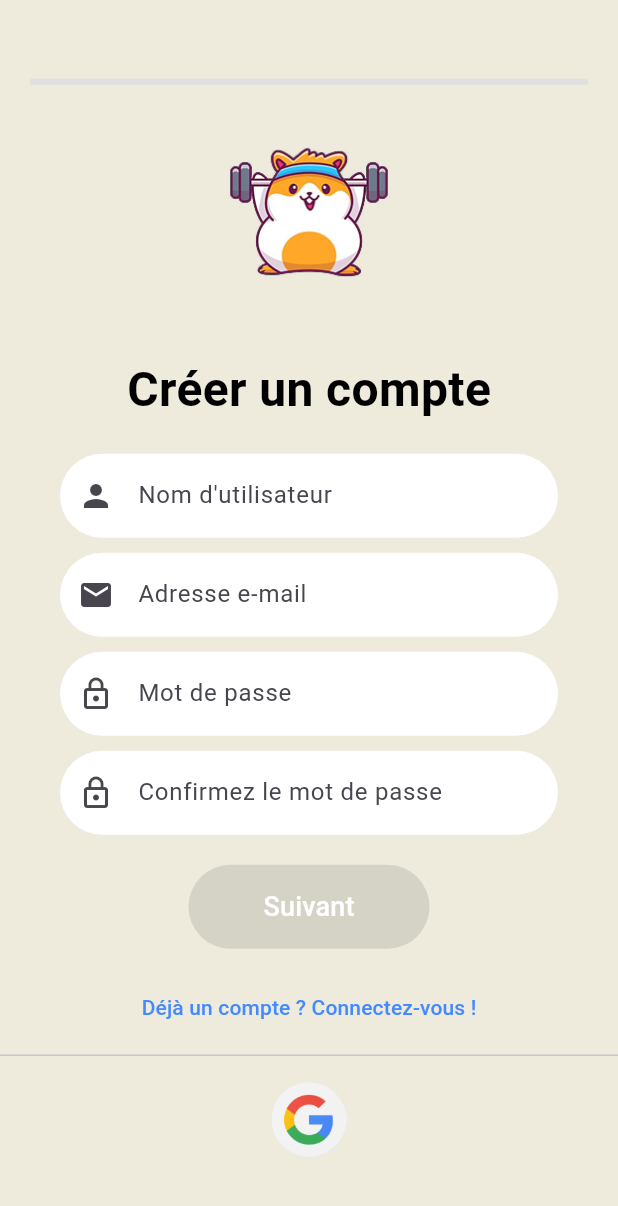
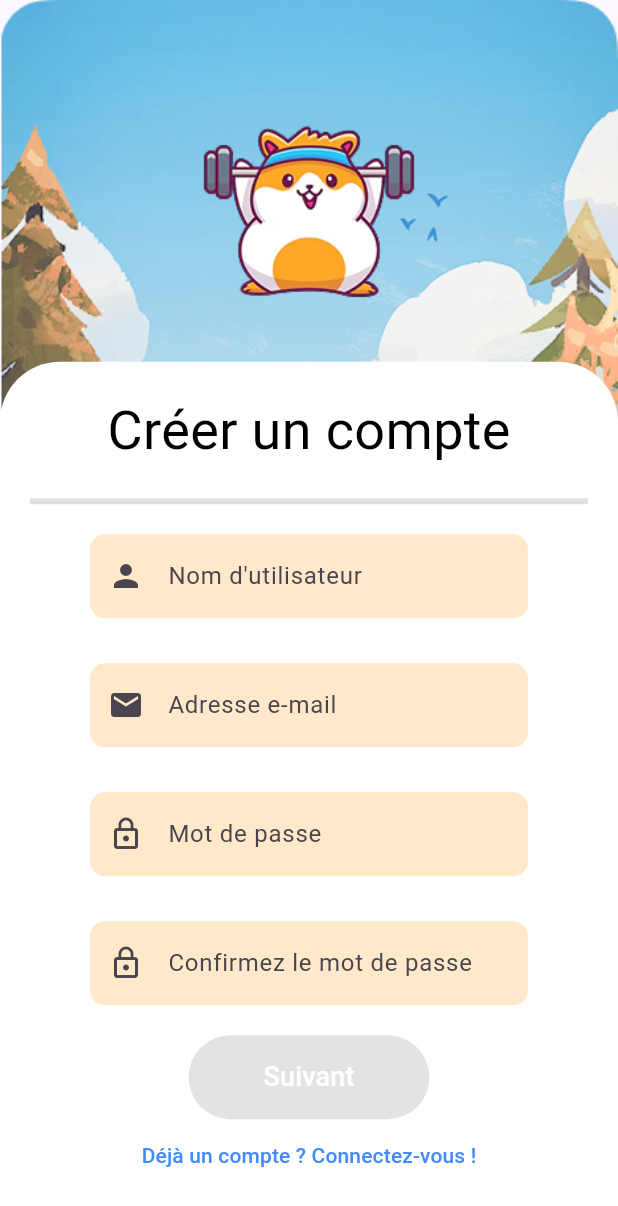
Before and after one commit to Playfit-app/Playfit, a Flutter app: the CreateAccountPage screen opened by its route, on a phone screen of 412 x 824 dp. Shown: the top 1206 px of the screen. Run offline on Flutter 3.47's test engine with Material 3 defaults, Android fonts, the phone set to English and light mode, and no system bars; our stand-ins replace camera, flutter_dotenv, flutter_secure_storage, google_fonts, google_sign_in; missing offline and left inert: flame, google_ml_kit, google_mlkit_pose_detection; accounts and stored records are empty; Roboto replaces fonts that are missing (Amaranth).

Commit message:
style: register page changed based on new mockup

```diff
--- a/playfit-mobile/playfit/lib/authentification/login_page.dart
+++ b/playfit-mobile/playfit/lib/authentification/login_page.dart
@@ -94,7 +94,7 @@ class _LoginPageState extends State<LoginPage> {
                 Container(
                   // White background
                   width: MediaQuery.of(context).size.width,
-                  // height: MediaQuery.of(context).size.height * 0.6,
+                  height: MediaQuery.of(context).size.height,
                   decoration: const BoxDecoration(
                     color: Colors.white,
                     borderRadius: BorderRadius.only(
--- a/playfit-mobile/playfit/lib/authentification/registration_page.dart
+++ b/playfit-mobile/playfit/lib/authentification/registration_page.dart
@@ -4,7 +4,7 @@ import 'package:playfit/authentification/registration_step1.dart';
 import 'package:playfit/authentification/registration_step2.dart';
 import 'package:playfit/home_page.dart';
 import 'package:playfit/authentification/login_page.dart';
-import 'package:playfit/styles/styles.dart';
+import 'package:google_fonts/google_fonts.dart';
 
 class CreateAccountPage extends StatefulWidget {
   const CreateAccountPage({super.key});
@@ -15,21 +15,18 @@ class CreateAccountPage extends StatefulWidget {
 
 class CreateAccountPageState extends State<CreateAccountPage> {
   final GlobalKey<FormState> _step1FormKey = GlobalKey<FormState>();
+  final GlobalKey<FormState> _step2FormKey = GlobalKey<FormState>();
   final TextEditingController _usernameController = TextEditingController();
   final TextEditingController _emailController = TextEditingController();
   final TextEditingController _passwordController = TextEditingController();
   final TextEditingController _confirmPasswordController =
       TextEditingController();
-  final GlobalKey<FormState> _step2FormKey = GlobalKey<FormState>();
   final TextEditingController _birthDateController = TextEditingController();
   final TextEditingController _heightController = TextEditingController();
   final TextEditingController _weightController = TextEditingController();
   bool isConsentGiven = false;
   bool isMarketingConsentGiven = false;
-  // final TextEditingController _objectiveController = TextEditingController();
   final AuthService authService = AuthService();
-  bool _isGoogleSignInLoading = false;
-
   int _currentStep = 0;
   bool _isStep1Valid = false;
   bool _isStep2Valid = false;
@@ -40,6 +37,22 @@ class CreateAccountPageState extends State<CreateAccountPage> {
         _isStep1Valid = _step1FormKey.currentState!.validate();
       } else {
         _isStep2Valid = _step2FormKey.currentState!.validate();
+      }
+    });
+  }
+
+  void _nextStep() {
+    setState(() {
+      if (_currentStep < 1) {
+        _currentStep++;
+      }
+    });
+  }
+
+  void _previousStep() {
+    setState(() {
+      if (_currentStep > 0) {
+        _currentStep--;
       }
     });
   }
@@ -55,7 +68,6 @@ class CreateAccountPageState extends State<CreateAccountPage> {
       double.parse(_weightController.text),
       isConsentGiven,
       isMarketingConsentGiven,
-      // _objectiveController.text,
     );
     if (!mounted) return;
     if (result["status"] == 'success') {
@@ -73,56 +85,52 @@ class CreateAccountPageState extends State<CreateAccountPage> {
     }
   }
 
-  void _nextStep() {
-    setState(() {
-      if (_currentStep < 1) {
-        _currentStep++;
-      } else {
-        // Handle registration completion here
-      }
-    });
-  }
-
-  void _previousStep() {
-    setState(() {
-      if (_currentStep > 0) {
-        _currentStep--;
-      }
-    });
-  }
-
   @override
   Widget build(BuildContext context) {
     return Scaffold(
-      backgroundColor: AppStyles.backgroundColor,
-      body: Center(
-        child: SingleChildScrollView(
+      resizeToAvoidBottomInset: true, // Add this line
+      body: SingleChildScrollView(
+        child: Stack(
+          children: [
+            Image.asset(
+              "assets/images/background_kickoff.png",
+              width: MediaQuery.of(context).size.width,
+              fit: BoxFit.cover,
+            ),
+            Column(
+              children: [
+                SizedBox(height: MediaQuery.of(context).size.height * 0.05),
+                Image.asset(
+                  "assets/images/mascot.png",
+                  height: 200,
+                ),
+                Container(
+                  width: MediaQuery.of(context).size.width,
+                  height: MediaQuery.of(context).size.height,
+                  decoration: const BoxDecoration(
+                    color: Colors.white,
+                    borderRadius: BorderRadius.only(
+                      topLeft: Radius.circular(40),
+                      topRight: Radius.circular(40),
+                    ),
+                  ),
+                  child: Padding(
+                    padding: const EdgeInsets.all(20.0),
                     child: Column(
-            mainAxisAlignment: MainAxisAlignment.center,
                       children: [
-              Padding(
-                padding: const EdgeInsets.symmetric(
-                    horizontal: 20.0, vertical: 10.0),
-                child: LinearProgressIndicator(
+                        Text(
+                          'Créer un compte',
+                          style: GoogleFonts.amaranth(
+                            fontSize: 36,
+                            color: Colors.black,
+                            fontWeight: FontWeight.normal,
+                          ),
+                        ),
+                        const SizedBox(height: 20),
+                        LinearProgressIndicator(
                           value: (_currentStep) / 2,
                           backgroundColor: Colors.grey[300],
                           color: const Color(0xFF8B0000),
-                ),
-              ),
-              Padding(
-                padding: const EdgeInsets.only(bottom: 20.0),
-                child: Image.asset(
-                  'assets/images/mascot.png',
-                  height: 150,
-                ),
-              ),
-              const Text(
-                'Créer un compte',
-                style: TextStyle(
-                  fontSize: 32,
-                  fontWeight: FontWeight.bold,
-                  color: Colors.black,
-                ),
                         ),
                         const SizedBox(height: 20),
                         if (_currentStep == 0)
@@ -132,7 +140,8 @@ class CreateAccountPageState extends State<CreateAccountPage> {
                               usernameController: _usernameController,
                               emailController: _emailController,
                               passwordController: _passwordController,
-                    confirmPasswordController: _confirmPasswordController,
+                              confirmPasswordController:
+                                  _confirmPasswordController,
                             ),
                             onChanged: () => _validateStep(_step1FormKey),
                           ),
@@ -155,44 +164,29 @@ class CreateAccountPageState extends State<CreateAccountPage> {
                                   isMarketingConsentGiven = value!;
                                 });
                               },
-                    // _objectiveController: _objectiveController,
                             ),
                             onChanged: () => _validateStep(_step2FormKey),
                           ),
                         const SizedBox(height: 20),
-              if (_currentStep < 1)
                         ElevatedButton(
-                  onPressed: _isStep1Valid ? _nextStep : null,
+                          onPressed: _currentStep == 0
+                              ? (_isStep1Valid ? _nextStep : null)
+                              : (_isStep2Valid ? _createAccount : null),
                           style: ElevatedButton.styleFrom(
-                    backgroundColor: const Color(0xFF8B0000),
+                            backgroundColor:
+                                const Color.fromARGB(255, 248, 135, 31),
                             shape: RoundedRectangleBorder(
                               borderRadius: BorderRadius.circular(100.0),
                             ),
                             padding: const EdgeInsets.symmetric(
                                 horizontal: 50, vertical: 15),
                           ),
-                  child: const Text(
-                    'Suivant',
-                    style: TextStyle(fontSize: 18, color: Colors.white),
-                  ),
-                )
-              else
-                ElevatedButton(
-                  onPressed: _isStep2Valid ? _createAccount : null,
-                  style: ElevatedButton.styleFrom(
-                    backgroundColor: const Color(0xFF8B0000),
-                    shape: RoundedRectangleBorder(
-                      borderRadius: BorderRadius.circular(100.0),
-                    ),
-                    padding: const EdgeInsets.symmetric(
-                        horizontal: 50, vertical: 15),
-                  ),
-                  child: const Text(
-                    'Créer mon compte',
-                    style: TextStyle(fontSize: 18, color: Colors.white),
+                          child: Text(
+                            _currentStep == 0 ? 'Suivant' : 'Créer mon compte',
+                            style: const TextStyle(
+                                fontSize: 18, color: Colors.white),
                           ),
                         ),
-              const SizedBox(height: 15),
                         if (_currentStep > 0)
                           TextButton(
                             onPressed: _previousStep,
@@ -201,59 +195,26 @@ class CreateAccountPageState extends State<CreateAccountPage> {
                               style: TextStyle(color: Colors.blueAccent),
                             ),
                           ),
-              if (_currentStep == 0)
                         TextButton(
-                  onPressed: () {
-                    Navigator.push(
+                          onPressed: () => Navigator.pushReplacement(
                             context,
                             MaterialPageRoute(
                                 builder: (context) => const LoginPage()),
-                    );
-                  },
+                          ),
                           child: const Text(
                             'Déjà un compte ? Connectez-vous !',
                             style: TextStyle(color: Colors.blueAccent),
-                  ),
-                ),
-              if (_currentStep == 0) const Divider(),
-              if (_currentStep == 0)
-                Padding(
-                  padding: const EdgeInsets.symmetric(vertical: 10.0),
-                  child: GestureDetector(
-                    onTap: _isGoogleSignInLoading
-                        ? null
-                        : () async {
-                            setState(() {
-                              _isGoogleSignInLoading = true;
-                            });
-                            var result =
-                                await authService.loginWithGoogle(context);
-                            if (!mounted) return;
-                            if (result["status"] == 'success') {
-                              Navigator.pushReplacement(
-                                context,
-                                MaterialPageRoute(
-                                    builder: (context) => const HomePage()),
-                              );
-                            } else {
-                              ScaffoldMessenger.of(context).showSnackBar(
-                                SnackBar(
-                                  content: Text(result["message"]!),
-                                  backgroundColor: Colors.red,
-                                ),
-                              );
-                            }
-                          },
-                    child: Image.asset(
-                      'assets/images/google.png',
-                      height: 50,
-                    ),
                           ),
                         ),
                       ],
                     ),
                   ),
                 ),
+              ],
+            ),
+          ],
+        ),
+      ),
     );
   }
 }
--- a/playfit-mobile/playfit/lib/authentification/registration_step1.dart
+++ b/playfit-mobile/playfit/lib/authentification/registration_step1.dart
@@ -28,9 +28,9 @@ class _RegistrationStep1State extends State<RegistrationStep1> {
           TextFormField(
             controller: widget.usernameController,
             decoration: InputDecoration(
-              hintText: 'Nom d\'utilisateur',
+              labelText: 'Nom d\'utilisateur',
               filled: true,
-              fillColor: Colors.white,
+              fillColor: const Color.fromARGB(255, 255, 233, 202),
               prefixIcon: const Icon(Icons.person),
               suffixIcon: widget.usernameController.text.isNotEmpty
                   ? IconButton(
@@ -39,7 +39,7 @@ class _RegistrationStep1State extends State<RegistrationStep1> {
                     )
                   : null,
               border: OutlineInputBorder(
-                borderRadius: BorderRadius.circular(100.0),
+                borderRadius: BorderRadius.circular(10.0),
                 borderSide: BorderSide.none,
               ),
             ),
@@ -53,13 +53,13 @@ class _RegistrationStep1State extends State<RegistrationStep1> {
               return null;
             },
           ),
-          const SizedBox(height: 10),
+          const SizedBox(height: 30),
           TextFormField(
             controller: widget.emailController,
             decoration: InputDecoration(
-              hintText: 'Adresse e-mail',
+              labelText: 'Adresse e-mail',
               filled: true,
-              fillColor: Colors.white,
+              fillColor: const Color.fromARGB(255, 255, 233, 202),
               prefixIcon: const Icon(Icons.email),
               suffixIcon: widget.emailController.text.isNotEmpty
                   ? IconButton(
@@ -68,7 +68,7 @@ class _RegistrationStep1State extends State<RegistrationStep1> {
                     )
                   : null,
               border: OutlineInputBorder(
-                borderRadius: BorderRadius.circular(100.0),
+                borderRadius: BorderRadius.circular(10.0),
                 borderSide: BorderSide.none,
               ),
             ),
@@ -84,14 +84,14 @@ class _RegistrationStep1State extends State<RegistrationStep1> {
               return null;
             },
           ),
-          const SizedBox(height: 10),
+          const SizedBox(height: 30),
           TextFormField(
             controller: widget.passwordController,
             obscureText: true,
             decoration: InputDecoration(
-              hintText: 'Mot de passe',
+              labelText: 'Mot de passe',
               filled: true,
-              fillColor: Colors.white,
+              fillColor: const Color.fromARGB(255, 255, 233, 202),
               prefixIcon: const Icon(Icons.lock_outline),
               suffixIcon: widget.passwordController.text.isNotEmpty
                   ? IconButton(
@@ -100,7 +100,7 @@ class _RegistrationStep1State extends State<RegistrationStep1> {
                     )
                   : null,
               border: OutlineInputBorder(
-                borderRadius: BorderRadius.circular(100.0),
+                borderRadius: BorderRadius.circular(10.0),
                 borderSide: BorderSide.none,
               ),
             ),
@@ -118,14 +118,14 @@ class _RegistrationStep1State extends State<RegistrationStep1> {
               return null;
             },
           ),
-          const SizedBox(height: 10),
+          const SizedBox(height: 30),
           TextFormField(
             controller: widget.confirmPasswordController,
             obscureText: true,
             decoration: InputDecoration(
-              hintText: 'Confirmez le mot de passe',
+              labelText: 'Confirmez le mot de passe',
               filled: true,
-              fillColor: Colors.white,
+              fillColor: const Color.fromARGB(255, 255, 233, 202),
               prefixIcon: const Icon(Icons.lock_outline),
               suffixIcon: widget.confirmPasswordController.text.isNotEmpty
                   ? IconButton(
@@ -134,7 +134,7 @@ class _RegistrationStep1State extends State<RegistrationStep1> {
                     )
                   : null,
               border: OutlineInputBorder(
-                borderRadius: BorderRadius.circular(100.0),
+                borderRadius: BorderRadius.circular(10.0),
                 borderSide: BorderSide.none,
               ),
             ),
--- a/playfit-mobile/playfit/lib/authentification/registration_step2.dart
+++ b/playfit-mobile/playfit/lib/authentification/registration_step2.dart
@@ -41,9 +41,9 @@ class _RegistrationStep2State extends State<RegistrationStep2> {
             controller: widget.birthDateController,
             readOnly: true,
             decoration: InputDecoration(
-              hintText: 'Date de naissance',
+              labelText: 'Date de naissance',
               filled: true,
-              fillColor: Colors.white,
+              fillColor: const Color.fromARGB(255, 255, 233, 202),
               prefixIcon: const Icon(Icons.calendar_today),
               suffixIcon: widget.birthDateController.text.isNotEmpty
                   ? IconButton(
@@ -52,7 +52,7 @@ class _RegistrationStep2State extends State<RegistrationStep2> {
                     )
                   : null,
               border: OutlineInputBorder(
-                borderRadius: BorderRadius.circular(100.0),
+                borderRadius: BorderRadius.circular(10.0),
                 borderSide: BorderSide.none,
               ),
             ),
@@ -95,9 +95,9 @@ class _RegistrationStep2State extends State<RegistrationStep2> {
             controller: widget.heightController,
             keyboardType: TextInputType.number,
             decoration: InputDecoration(
-              hintText: 'Taille (cm)',
+              labelText: 'Taille (cm)',
               filled: true,
-              fillColor: Colors.white,
+              fillColor: const Color.fromARGB(255, 255, 233, 202),
               prefixIcon: const Icon(Icons.height),
               suffixIcon: widget.heightController.text.isNotEmpty
                   ? IconButton(
@@ -106,7 +106,7 @@ class _RegistrationStep2State extends State<RegistrationStep2> {
                     )
                   : null,
               border: OutlineInputBorder(
-                borderRadius: BorderRadius.circular(100.0),
+                borderRadius: BorderRadius.circular(10.0),
                 borderSide: BorderSide.none,
               ),
             ),
@@ -128,9 +128,9 @@ class _RegistrationStep2State extends State<RegistrationStep2> {
             controller: widget.weightController,
             keyboardType: const TextInputType.numberWithOptions(decimal: true),
             decoration: InputDecoration(
-              hintText: 'Poids (kg)',
+              labelText: 'Poids (kg)',
               filled: true,
-              fillColor: Colors.white,
+              fillColor: const Color.fromARGB(255, 255, 233, 202),
               prefixIcon: const Icon(Icons.monitor_weight),
               suffixIcon: widget.weightController.text.isNotEmpty
                   ? IconButton(
@@ -139,7 +139,7 @@ class _RegistrationStep2State extends State<RegistrationStep2> {
                     )
                   : null,
               border: OutlineInputBorder(
-                borderRadius: BorderRadius.circular(100.0),
+                borderRadius: BorderRadius.circular(10.0),
                 borderSide: BorderSide.none,
               ),
             ),
```
Lines whose indentation alone changed are shown as unchanged.
